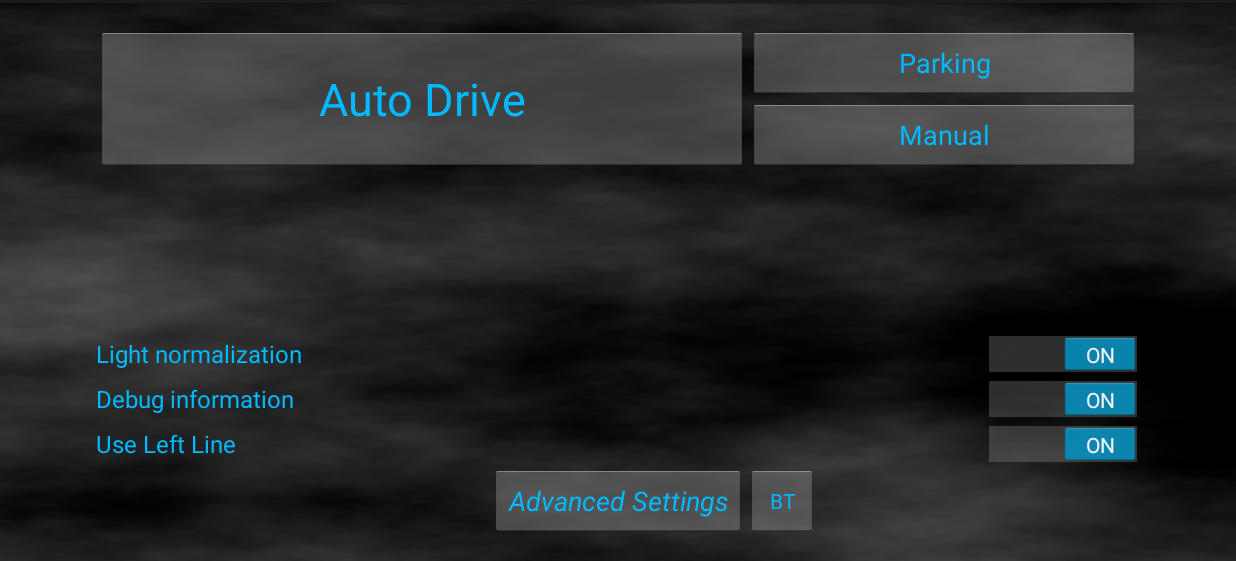
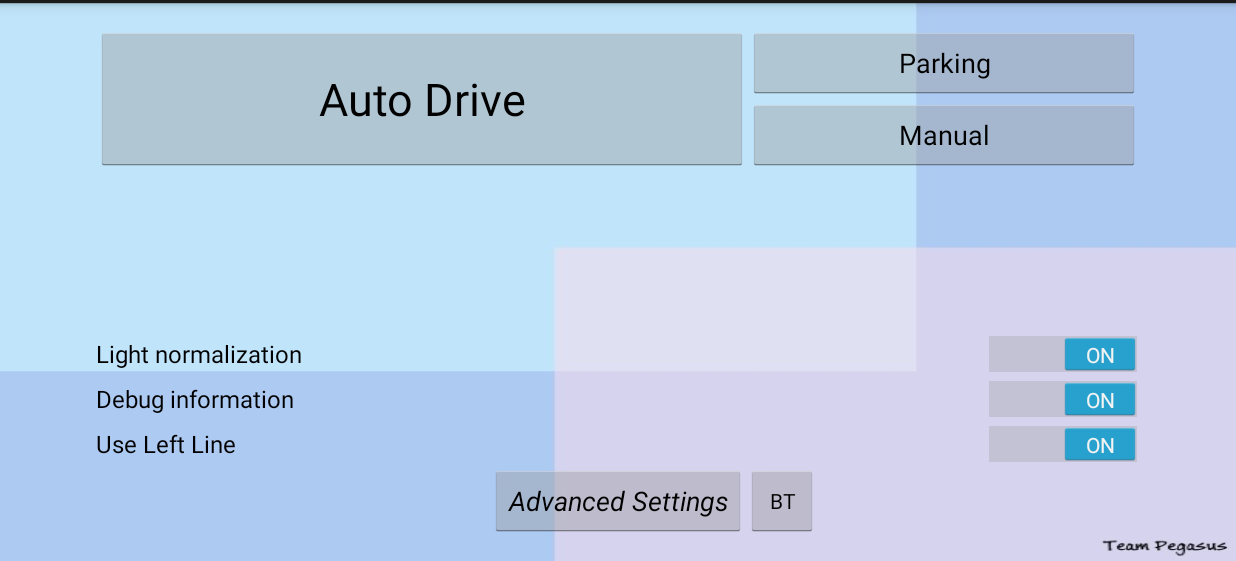
Before and after one commit to Petroula/Android-Car-duino, an Android app: the screen it shows after launch (MainActivity), on a phone screen of 824 x 412 dp (held sideways), the part 57-618 px from its top. Run offline under Robolectric (Android 15) with nearby library versions, the light colour scheme and no system bars.

Commit message:
UI changes

```diff
--- a/app/src/main/res/layout/main_activity.xml
+++ b/app/src/main/res/layout/main_activity.xml
@@ -2,7 +2,7 @@
     xmlns:tools="http://schemas.android.com/tools"
     android:layout_width="match_parent"
     android:layout_height="match_parent"
-    android:background="@drawable/background2"
+    android:background="@drawable/background"
     android:paddingBottom="@dimen/activity_vertical_margin"
     android:paddingLeft="@dimen/activity_horizontal_margin"
     android:paddingRight="@dimen/activity_horizontal_margin"
@@ -14,7 +14,6 @@
                 android:layout_width="wrap_content"
                 android:layout_height="wrap_content"
                 android:text="Auto Drive"
-                android:textColor="#ff00b9ff"
                 android:textSize="30sp"
                 android:enabled="true"
                 android:clickable="true"
@@ -30,7 +29,6 @@
                 android:layout_width="261dp"
                 android:layout_height="wrap_content"
                 android:text="Parking"
-                android:textColor="#ff00b9ff"
                 android:layout_alignParentTop="true"
                 android:layout_alignRight="@+id/LightNormalizationSwitch"
                 android:layout_alignEnd="@+id/LightNormalizationSwitch" />
@@ -39,7 +37,6 @@
                 android:layout_width="match_parent"
                 android:layout_height="wrap_content"
                 android:text="Light normalization"
-                android:textColor="#ff00b9ff"
                 android:id="@+id/LightNormalizationSwitch"
                 android:checked="true"
                 android:layout_above="@+id/DisplayDebugSwitch"
@@ -52,7 +49,6 @@
                 android:layout_width="wrap_content"
                 android:layout_height="wrap_content"
                 android:text="Manual"
-                android:textColor="#ff00b9ff"
                 android:layout_gravity="center_vertical"
                 android:layout_below="@+id/parking"
                 android:layout_alignRight="@+id/parking"
@@ -65,7 +61,6 @@
                 android:layout_width="wrap_content"
                 android:layout_height="wrap_content"
                 android:text="Advanced Settings"
-                android:textColor="#ff00b9ff"
                 android:textStyle="italic"
                 android:layout_gravity="center_vertical"
                 android:layout_alignParentBottom="true"
@@ -75,7 +70,6 @@
                 android:layout_width="match_parent"
                 android:layout_height="wrap_content"
                 android:text="Debug information"
-                android:textColor="#ff00b9ff"
                 android:id="@+id/DisplayDebugSwitch"
                 android:checked="true"
                 android:layout_above="@+id/LeftLineSwitch"
@@ -87,7 +81,6 @@
                 android:layout_width="match_parent"
                 android:layout_height="wrap_content"
                 android:text="Use Left Line"
-                android:textColor="#ff00b9ff"
                 android:id="@+id/LeftLineSwitch"
                 android:checked="true"
                 android:layout_above="@+id/advanced"
@@ -98,7 +91,6 @@
         android:layout_width="wrap_content"
         android:layout_height="wrap_content"
         android:text="BT"
-        android:textColor="#ff00b9ff"
         android:id="@+id/bluetooth"
         android:layout_alignParentBottom="true"
         android:layout_toRightOf="@+id/advanced"
--- a/app/src/main/res/layout/paired_devices.xml
+++ b/app/src/main/res/layout/paired_devices.xml
@@ -1,6 +1,6 @@
 <?xml version="1.0" encoding="utf-8"?>
 <LinearLayout xmlns:android="http://schemas.android.com/apk/res/android"
-    android:background="@drawable/background3"
+    android:background="@drawable/background"
     android:layout_width="match_parent" android:layout_height="match_parent">
 
     <ListView
```
Also changed, not shown: app/src/main/res/layout/advanced_settings.xml (+1 -9 lines), app/src/main/res/layout/manual_activity.xml (+1 -6 lines), app/src/main/res/drawable-hdpi/background.jpg (added), app/src/main/res/drawable-hdpi/background1.png (deleted), app/src/main/res/drawable-hdpi/background2.png (deleted), app/src/main/res/drawable-hdpi/background3.png (deleted), app/src/main/res/drawable-hdpi/ic_launcher.png (deleted).
